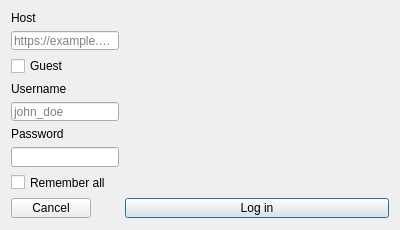
The window that src/ui/loginwindow.ui (ItsShamed/mosme) describes before a commit, drawn with Qt 5.
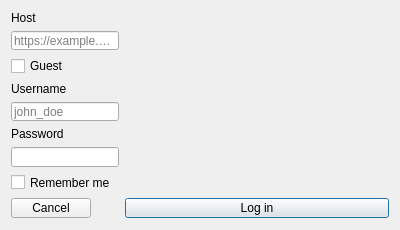
The same window after the commit.

Commit message: feat(login): disable credential inputs on guest

The edit to the form file:
```diff
--- a/src/ui/loginwindow.ui
+++ b/src/ui/loginwindow.ui
@@ -83,7 +83,10 @@
    <item row="8" column="0">
     <widget class="QCheckBox" name="RememberCheck">
      <property name="text">
-      <string>Remember all</string>
+      <string>Remember me</string>
+     </property>
+     <property name="checked">
+      <bool>false</bool>
      </property>
     </widget>
    </item>
```
Left out of the diff: 70 changed lines with no effect on the pictures. The commit also changes 1 other file.
